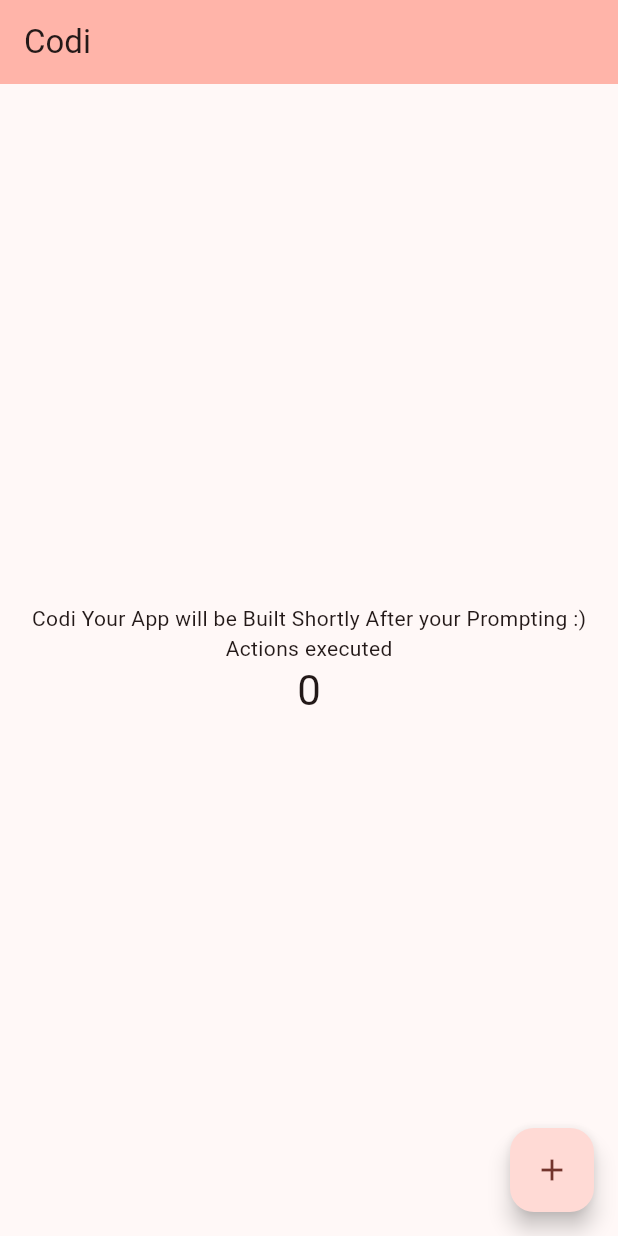
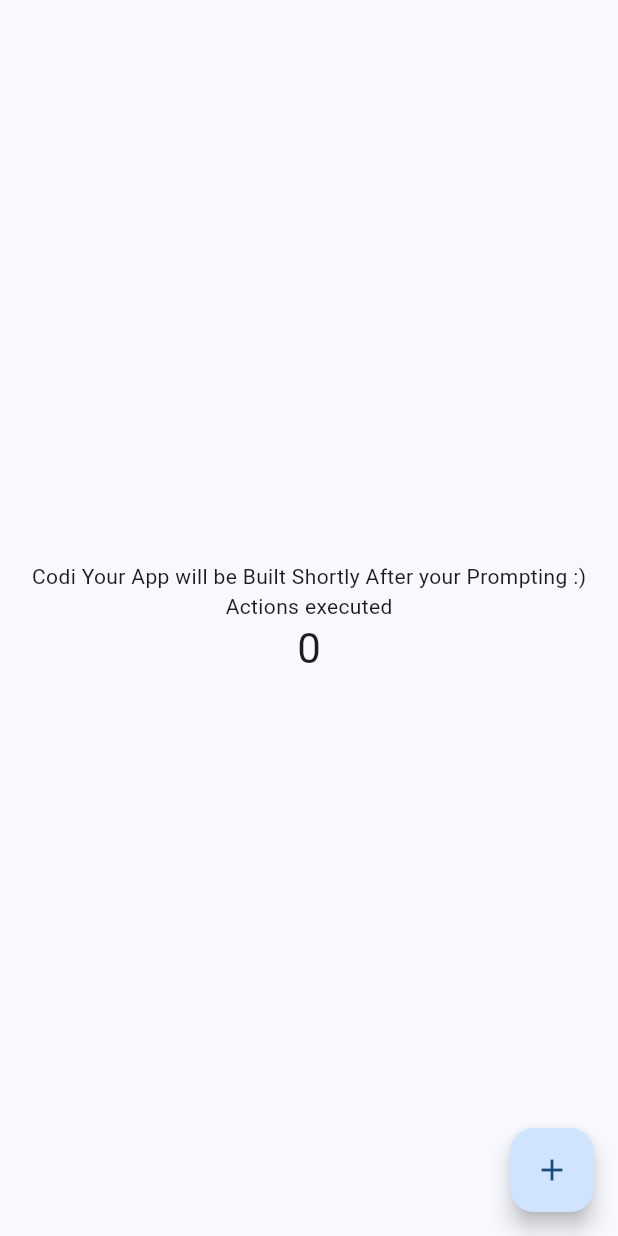
Before and after one commit to ineffablesam/church-app-testing, a Flutter app: the screen it shows after launch, on a phone screen of 412 x 824 dp. Run offline on Flutter 3.47's test engine with Material 3 defaults, Android fonts, the phone set to English and light mode, and no system bars.

Commit message:
feat: change the app overall theme to blue

```diff
--- a/lib/main.dart
+++ b/lib/main.dart
@@ -13,7 +13,7 @@ class MyApp extends StatelessWidget {
       title: 'Codi',
       debugShowCheckedModeBanner: false,
       theme: ThemeData(
-        colorScheme: ColorScheme.fromSeed(seedColor: Colors.red),
+        colorScheme: ColorScheme.fromSeed(seedColor: Colors.blue),
         useMaterial3: true,
       ),
       home: const HomePage(title: 'Codi'),
@@ -42,7 +42,7 @@ class _HomePageState extends State<HomePage> {
   @override
   Widget build(BuildContext context) {
     return Scaffold(
-      appBar: AppBar(
+      app_bar: AppBar(
         backgroundColor: Theme.of(context).colorScheme.inversePrimary,
         title: Text(widget.title),
       ),
```
